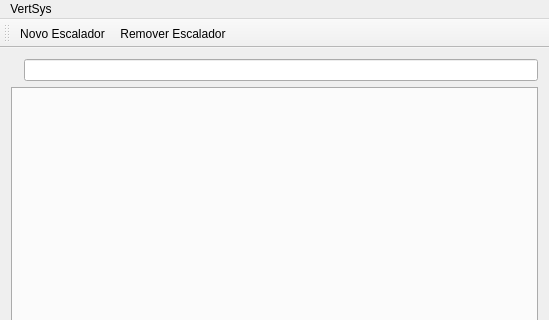
The window that src/mainwindow.ui (enriquefynn/VertSys) describes before a commit, drawn with Qt 5; both pictures show x 0 to 549 and y 0 to 320 of the 549 by 475 pixel window.
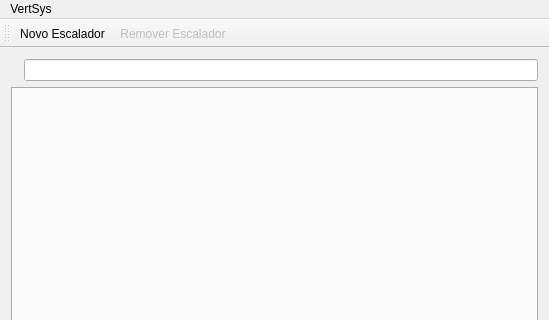
The same window after the commit. Icons and pictures are not drawn. Custom widgets are drawn as their Qt base class.

Commit message: hide button whn no rows selected

```diff
--- a/src/mainwindow.ui
+++ b/src/mainwindow.ui
@@ -91,6 +91,9 @@
    </property>
   </action>
   <action name="actionRemove_Climber">
+   <property name="enabled">
+    <bool>false</bool>
+   </property>
    <property name="icon">
     <iconset resource="icons.qrc">
      <normaloff>:/general/icons/Rem-climber.png</normaloff>:/general/icons/Rem-climber.png</iconset>
```
The commit also changes 3 other files.
